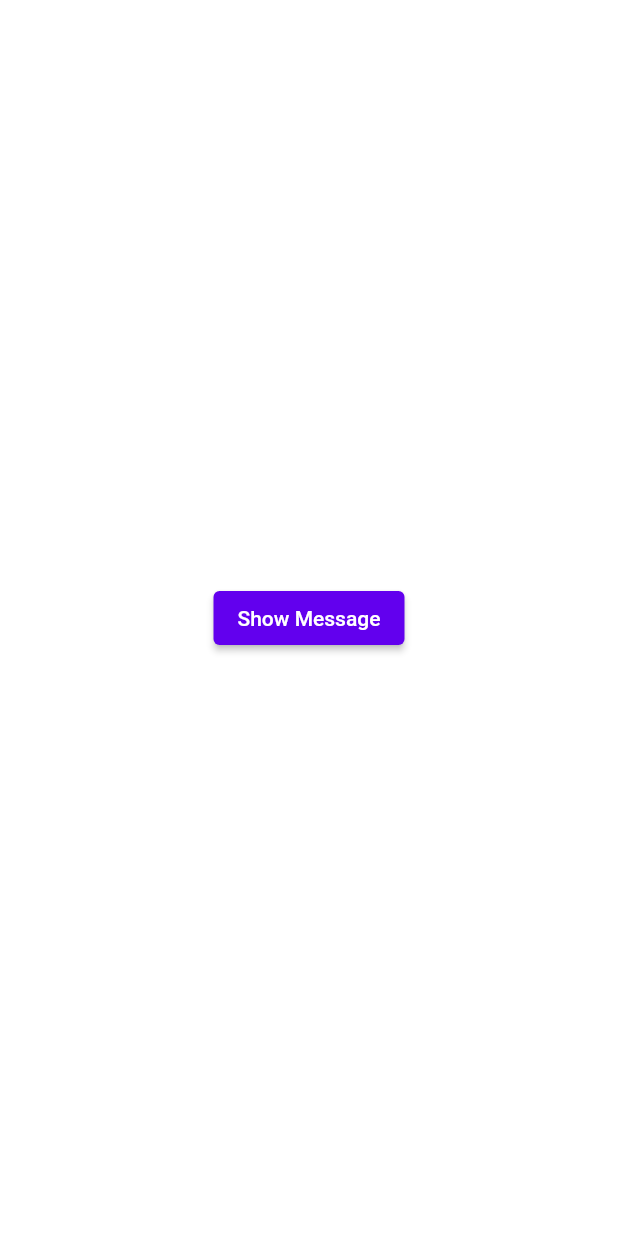
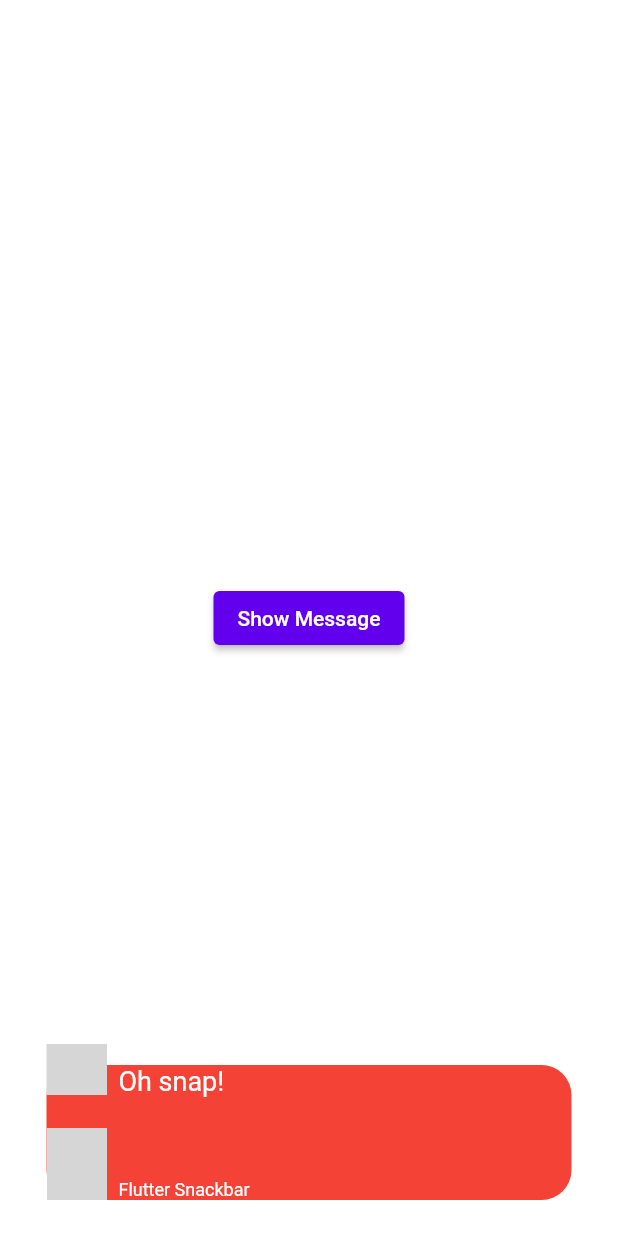
Before and after one commit to LucaR01/SmartGardeningApp, a Flutter app: the FlashErrorScreen screen opened directly, after a tap on "Show Message", on a phone screen of 412 x 824 dp. Run offline on Flutter 3.47's test engine with Material 2 defaults, Android fonts, the phone set to English and light mode, and no system bars; our stand-ins replace flutter_local_notifications, flutter_svg, font_awesome_flutter, image_picker, shared_preferences; missing offline and left inert: dart:ffi, tflite; accounts and stored records are empty; generated files the repository leaves out were written again; grey boxes are pictures that could not be loaded.

Commit message:
Update snackbar error widget

```diff
--- a/prova/flutter_application_prova/lib/screens/error_screen/error_screen.dart
+++ b/prova/flutter_application_prova/lib/screens/error_screen/error_screen.dart
@@ -1,7 +1,13 @@
 import 'package:flutter/material.dart';
+import 'package:flutter_svg/flutter_svg.dart';
+
+//TODO: rinominare file in flash_card o snackbar_card
+//TODO: fare un enum con SnackBarColor.SUCCESS (verde) e FlashCardColor.ERROR (rosso)
 
 class FlashErrorScreen extends StatelessWidget {
   const FlashErrorScreen({Key? key}) : super(key: key);
+
+  //TODO: final String msg;
 
   @override
   Widget build(BuildContext context) {
@@ -9,6 +15,86 @@ class FlashErrorScreen extends StatelessWidget {
       body: Center(
         child: ElevatedButton(
           onPressed: () {
+            ScaffoldMessenger.of(context).showSnackBar(
+              SnackBar(
+                content: Stack( //TODO: Wrap in a widget
+                  clipBehavior: Clip.none,
+                  children: [
+                    Container(
+                      height: 90,
+                      decoration: BoxDecoration(
+                        color: Colors.red, //TODO: usare color constants o magari far inserire come parametro
+                        borderRadius: BorderRadius.all(Radius.circular(20)),
+                      ),
+                      child: Row(
+                        children: [
+                          const SizedBox(width: 48),
+                          Expanded(
+                            child: Column(
+                              crossAxisAlignment: CrossAxisAlignment.start,
+                              children: [
+                                Text(
+                                  "Oh snap!",
+                                  style: TextStyle(
+                                    fontSize: 18,
+                                    color: Colors.white, //TODO: use color constants
+                                  ),
+                                ),
+                                const Spacer(),
+                                Text(
+                                  "Flutter Snackbar",
+                                  style: TextStyle(
+                                    color: Colors.white, //TODO: use color constants
+                                    fontSize: 12,
+                                  ),
+                                  maxLines: 2,
+                                  overflow: TextOverflow.ellipsis,
+                                ),
+                              ],
+                            ),
+                          ),
+                        ],
+                      ),
+                    ),
+                    Positioned(
+                      bottom: 0,
+                      child: ClipRRect(
+                        borderRadius: BorderRadius.only(bottomLeft: Radius.circular(20)),
+                        child: SvgPicture.asset(
+                          "assets/icons/bubbles.svg",
+                          width: 40,
+                          height: 48,
+                          color: Colors.deepOrange, //TODO: use color constants rosso oscuro
+                          ),
+                      ),
+                    ),
+                    Positioned(
+                      top: -20,
+                      left: 0,
+                      child: Stack(
+                        alignment: Alignment.center,
+                        children: [
+                          SvgPicture.asset(
+                            "assets/icons/fail.svg",
+                            height: 40,
+                          ),
+                          Positioned(
+                            top: 10,
+                            child: SvgPicture.asset(
+                              "assets/icons/close.svg",
+                              height: 16,
+                            ),
+                          ),
+                        ],
+                      ),
+                    ),
+                  ],
+                ),
+                behavior: SnackBarBehavior.floating,
+                backgroundColor: Colors.transparent,
+                elevation: 0,
+              ),
+            );
           },
           child: const Text("Show Message"),
         ),
```
